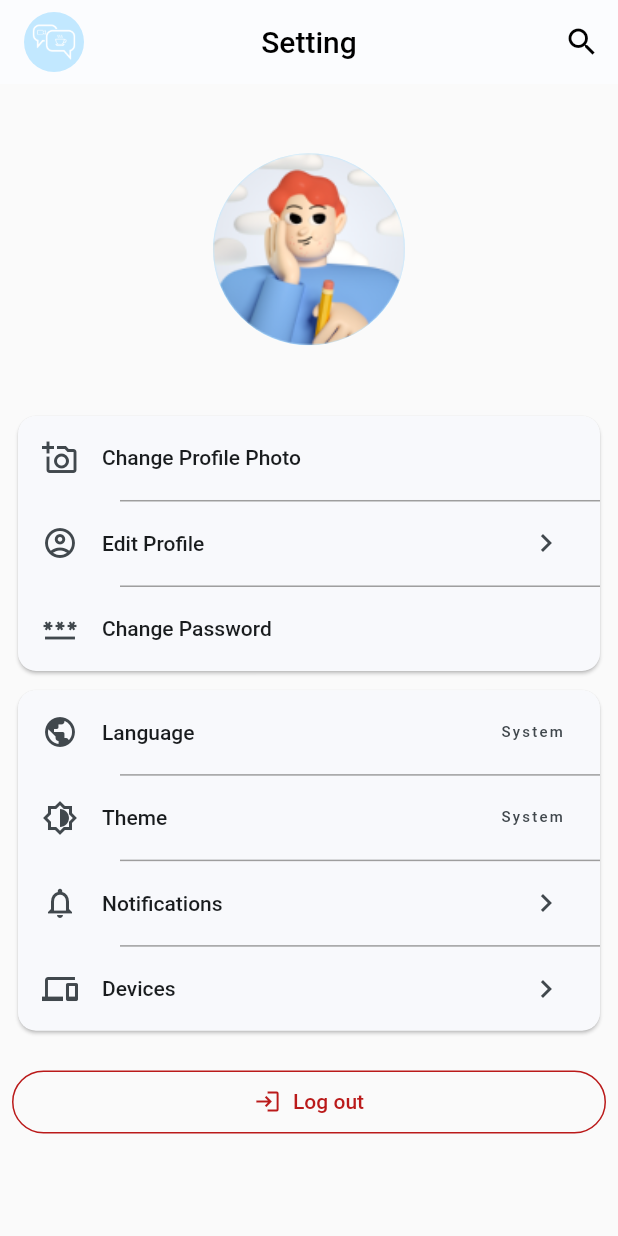
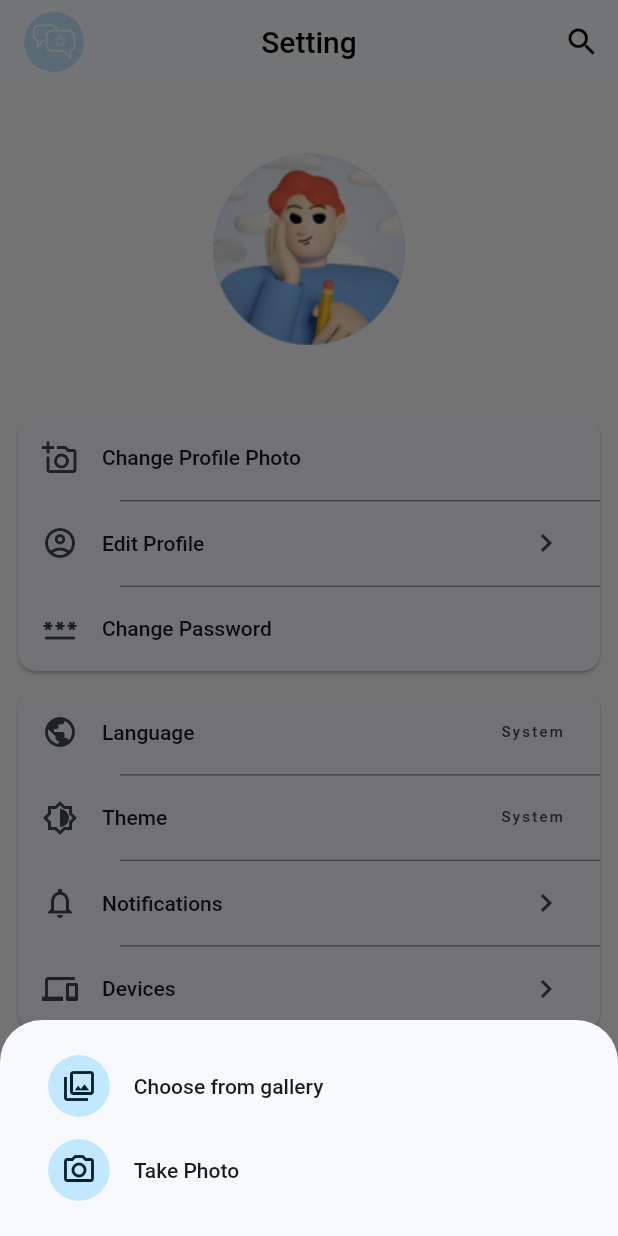
Before and after one commit to quangnhat22/cs_chat_app, a Flutter app: the SettingMainView screen opened directly, after a tap on "Change Profile Photo", on a phone screen of 412 x 824 dp. Run offline on Flutter 3.47's test engine with Material 2 defaults, Android fonts, the phone set to English and light mode, and no system bars; our stand-ins replace cached_network_image, device_info_plus, dio, equatable, firebase_auth, firebase_core and 13 more; missing offline and left inert: wechat_assets_picker; accounts and stored records are empty; generated files the repository leaves out were written again; project files that could hold a hidden picture were left out.

Commit message:
update bottom modal sheet

```diff
--- a/lib/common/widgets/stateless/ink_well/ink_well_dynamic_border.dart
+++ b/lib/common/widgets/stateless/ink_well/ink_well_dynamic_border.dart
@@ -9,6 +9,7 @@ class InkWellDynamicBorder extends StatelessWidget {
     this.onTap,
     this.hasTopBorderRadius = false,
     this.hasBottomBorderRadius = false,
+    this.radius = 10.0,
   }) : super(key: key);
 
   final String title;
@@ -17,13 +18,14 @@ class InkWellDynamicBorder extends StatelessWidget {
   final VoidCallback? onTap;
   final bool hasTopBorderRadius;
   final bool hasBottomBorderRadius;
+  final double? radius;
 
   Radius _isNeedToTopRadius() {
-    return hasTopBorderRadius ? const Radius.circular(10) : Radius.zero;
+    return hasTopBorderRadius ? Radius.circular(radius ?? 10) : Radius.zero;
   }
 
   Radius _isNeedToBottomRadius() {
-    return hasBottomBorderRadius ? const Radius.circular(10) : Radius.zero;
+    return hasBottomBorderRadius ? Radius.circular(radius ?? 10) : Radius.zero;
   }
 
   @override
--- a/lib/core/config/app_config.dart
+++ b/lib/core/config/app_config.dart
@@ -8,7 +8,7 @@ class AppConfig {
   // }
 
   // TODO: switch to [10.0.2.2] if using android emulator
-  static const baseUrl = "10.0.2.2:8080/v1";
+  static const baseUrl = "localhost:8080/v1";
   static const httpScheme = 'http://$baseUrl';
 }
 
--- a/lib/core/config/app_text_style.dart
+++ b/lib/core/config/app_text_style.dart
@@ -44,9 +44,15 @@ class AppTextStyles {
     fontSize: AppFontSize.normalFontSize,
     fontWeight: FontWeight.w700,
   );
+
   static const TextStyle subTitleGreyText = TextStyle(
     fontSize: AppFontSize.normalFontSize,
     color: Colors.grey,
     fontWeight: FontWeight.w700,
   );
+
+  //use in menu bottom modal sheet
+  static const TextStyle menuOptionBottomModelText = TextStyle(
+    fontSize: AppFontSize.normalFontSize,
+  );
 }
--- a/lib/core/langs/app_en.arb
+++ b/lib/core/langs/app_en.arb
@@ -64,8 +64,10 @@
   "friend_mutual_friends": "Mutual friends",
   "friend_mutual_groups": "Mutual groups",
   "friend_unfriend": "Unfriend",
-  "send_success":"Success",
+  "send_success": "Success",
   "all": "All",
   "group": "Group",
-  "personal": "Personal"
+  "personal": "Personal",
+  "take_photo": "Take Photo",
+  "choose_from_gallery": "Choose from gallery"
 }
--- a/lib/core/langs/app_vi.arb
+++ b/lib/core/langs/app_vi.arb
@@ -67,5 +67,7 @@
   "send_success": "Thành công",
   "all": "Tất cả",
   "group": "Nhóm",
-  "personal": "Cá nhân"
+  "personal": "Cá nhân",
+  "take_photo": "Chụp ảnh mới",
+  "choose_from_gallery": "Chọn ảnh đại diện có sẵn"
 }
--- a/lib/main.dart
+++ b/lib/main.dart
@@ -1,9 +1,9 @@
 import 'package:chatapp/core/config/firebase_options.dart';
+import 'package:chatapp/core/di/injector.dart' as di;
 import 'package:chatapp/data/models/user_model.dart';
+import 'package:chatapp/presentation/app/app.dart';
 import 'package:firebase_core/firebase_core.dart';
 import 'package:flutter/material.dart';
-import 'package:chatapp/presentation/app/app.dart';
-import 'package:chatapp/core/di/injector.dart' as di;
 import 'package:flutter_bloc/flutter_bloc.dart';
 import 'package:hive_flutter/hive_flutter.dart';
 
@@ -22,10 +22,10 @@ Future<void> _initialize() async {
     options: DefaultFirebaseOptions.currentPlatform,
   );
   await Hive.initFlutter();
-  _registerApdateHive();
+  _registerAdapterHive();
   await di.configureDependencies();
 }
 
-void _registerApdateHive() {
+void _registerAdapterHive() {
   Hive.registerAdapter(UserModelAdapter());
 }
--- /dev/null
+++ b/lib/presentation/setting/setting_main/pages/menu_select_avatar_resource_view.dart
@@ -0,0 +1,27 @@
+import 'package:chatapp/presentation/setting/setting_main/widgets/avatar_resource_item.dart';
+import 'package:flutter/material.dart';
+import 'package:flutter_gen/gen_l10n/app_localizations.dart';
+
+class MenuSelectAvatarResource extends StatelessWidget {
+  const MenuSelectAvatarResource({Key? key}) : super(key: key);
+
+  @override
+  Widget build(BuildContext context) {
+    return Padding(
+      padding: const EdgeInsets.all(16.0),
+      child: Column(
+        mainAxisSize: MainAxisSize.min,
+        children: <Widget>[
+          AvatarResourceItem(
+            icon: Icons.collections_outlined,
+            title: AppLocalizations.of(context)!.choose_from_gallery,
+          ),
+          AvatarResourceItem(
+            icon: Icons.camera_alt_outlined,
+            title: AppLocalizations.of(context)!.take_photo,
+          ),
+        ],
+      ),
+    );
+  }
+}
--- a/lib/presentation/setting/setting_main/setting_main.dart
+++ b/lib/presentation/setting/setting_main/setting_main.dart
@@ -1,15 +1,13 @@
 library setting_main;
-
-import 'dart:developer';
 
 import 'package:chatapp/core/config/app_text_style.dart';
 import 'package:chatapp/core/routes/app_navigation.dart';
 import 'package:chatapp/core/routes/route_name.dart';
-import 'package:chatapp/core/utils/assets_picker.dart';
 import 'package:chatapp/presentation/setting/setting_language/setting_language.dart';
+import 'package:chatapp/presentation/setting/setting_main/pages/menu_select_avatar_resource_view.dart';
+import 'package:flutter/material.dart';
 import 'package:flutter_bloc/flutter_bloc.dart';
 import 'package:flutter_gen/gen_l10n/app_localizations.dart';
-import 'package:flutter/material.dart';
 import 'package:flutter_screenutil/flutter_screenutil.dart';
 
 import '../../../common/widgets/stateless/app_bar/m_home_app_bar.dart';
@@ -23,7 +21,7 @@ import '../setting_theme/setting_theme.dart';
 import 'cubit/setting_main_cubit.dart';
 
 part 'pages/setting_main_page.dart';
-part 'widgets/profile_info.dart';
 part 'widgets/device_settings.dart';
 part 'widgets/log_out_button.dart';
+part 'widgets/profile_info.dart';
 part 'widgets/profile_settings.dart';
--- /dev/null
+++ b/lib/presentation/setting/setting_main/widgets/avatar_resource_item.dart
@@ -0,0 +1,32 @@
+import 'package:flutter/material.dart';
+import 'package:flutter_screenutil/flutter_screenutil.dart';
+
+import '../../../../common/widgets/stateless/ink_well/ink_well_dynamic_border.dart';
+
+class AvatarResourceItem extends StatelessWidget {
+  const AvatarResourceItem({
+    Key? key,
+    required this.title,
+    this.icon,
+    this.onTap,
+  }) : super(key: key);
+
+  final String title;
+  final IconData? icon;
+  final VoidCallbackAction? onTap;
+
+  @override
+  Widget build(BuildContext context) {
+    return InkWellDynamicBorder(
+      leading: CircleAvatar(
+        radius: 18.sp,
+        child: Icon(icon),
+      ),
+      title: title,
+      onTap: () => onTap,
+      hasBottomBorderRadius: true,
+      hasTopBorderRadius: true,
+      radius: 16,
+    );
+  }
+}
--- a/lib/presentation/setting/setting_main/widgets/profile_settings.dart
+++ b/lib/presentation/setting/setting_main/widgets/profile_settings.dart
@@ -4,13 +4,19 @@ class ProfileSetting extends StatelessWidget {
   const ProfileSetting({super.key});
 
   void _onPickAvatar(BuildContext ctx) async {
-    final filePath = await AppAssetsPicker.pickSingleAssets(ctx);
-    if (filePath == null) return;
-
-    log(filePath);
-    if (ctx.mounted) {
-      ctx.read<SettingMainCubit>().updateAvatar(filePath);
-    }
+    // final filePath = await AppAssetsPicker.pickSingleAssets(ctx);
+    // if (filePath == null) return;
+    //
+    // log(filePath);
+    // if (ctx.mounted) {
+    //   ctx.read<SettingMainCubit>().updateAvatar(filePath);
+    // }
+    showModalBottomSheet(
+      context: ctx,
+      builder: (context) {
+        return const MenuSelectAvatarResource();
+      },
+    );
   }
 
   void _onTapEditProfile() {
```
Also changed, not shown: 1 other file.
